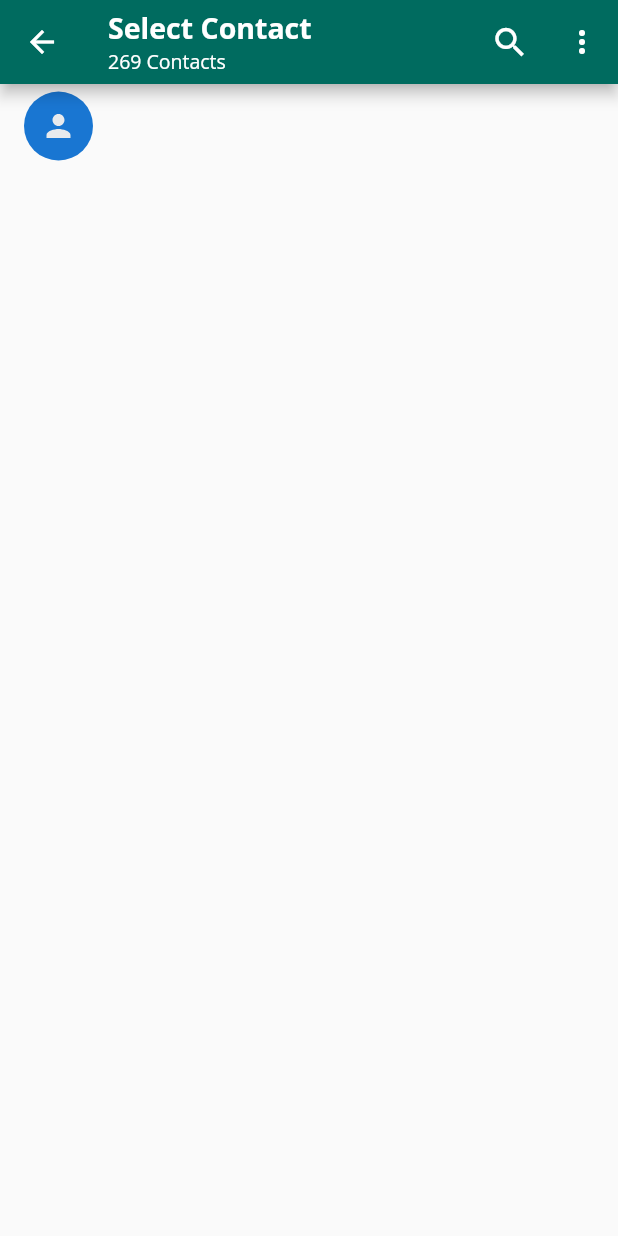
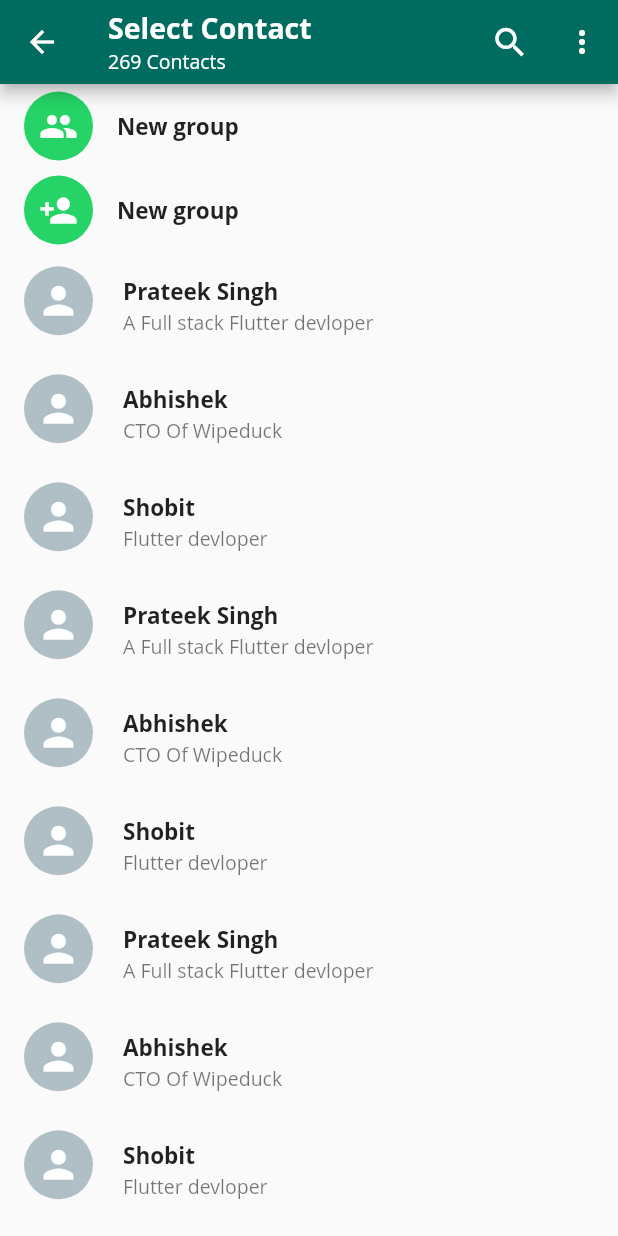
Before and after one commit to prateeksingh24/whatsapp_clone, a Flutter app: the SelectContact screen opened directly, on a phone screen of 412 x 824 dp. Run offline on Flutter 3.47's test engine with Material 3 defaults, Android fonts, the phone set to English and light mode, and no system bars; our stand-ins replace flutter_svg.

Commit message:
Group Page Added

```diff
--- /dev/null
+++ b/lib/CustomUi/ButtonCard.dart
@@ -0,0 +1,32 @@
+import 'package:flutter/material.dart';
+import 'package:flutter_svg/flutter_svg.dart';
+import 'package:whatsapp_clone/Model/ChatModel.dart';
+
+class ButtonCard extends StatelessWidget {
+  final String name;
+  final IconData icon;
+  const ButtonCard({
+    super.key,
+    required this.name,
+    required this.icon,
+  });
+
+  @override
+  Widget build(BuildContext context) {
+    return ListTile(
+      leading: CircleAvatar(
+        radius: 23,
+        backgroundColor: Color(0xFF25D366),
+        child: Icon(
+          icon,
+          size: 26,
+          color: Colors.white,
+        ),
+      ),
+      title: Text(
+        name,
+        style: TextStyle(fontSize: 15, fontWeight: FontWeight.bold),
+      ),
+    );
+  }
+}
--- a/lib/CustomUi/ContactCard.dart
+++ b/lib/CustomUi/ContactCard.dart
@@ -1,15 +1,52 @@
 import 'package:flutter/material.dart';
 import 'package:flutter_svg/flutter_svg.dart';
+import 'package:whatsapp_clone/Model/ChatModel.dart';
 
 class ContactCard extends StatelessWidget {
-  const ContactCard({super.key});
+  final ChatModel contact;
+  const ContactCard({super.key, required this.contact});
 
   @override
   Widget build(BuildContext context) {
     return ListTile(
-      leading: CircleAvatar(
-        radius: 23,
-        child: SvgPicture.asset('assets/person.svg'),
+      leading: Container(
+        height: 53,
+        width: 50,
+        child: Stack(
+          children: [
+            CircleAvatar(
+              radius: 23,
+              backgroundColor: Colors.blueGrey[200],
+              child: SvgPicture.asset(
+                'assets/person.svg',
+                height: 30,
+                width: 30,
+                color: Colors.white,
+              ),
+            ),
+            contact.select ? Positioned(
+              bottom: 4,
+              right: 5,
+              child: CircleAvatar(
+                backgroundColor: Colors.teal,
+                radius: 11,
+                child: Icon(
+                  Icons.check,
+                  color: Colors.white,
+                  size: 18,
+                ),
+              ),
+            ): Container(),
+          ],
+        ),
+      ),
+      title: Text(
+        contact.name,
+        style: TextStyle(fontSize: 15, fontWeight: FontWeight.bold),
+      ),
+      subtitle: Text(
+        contact.status!,
+        style: TextStyle(fontSize: 13),
       ),
     );
   }
--- a/lib/Model/ChatModel.dart
+++ b/lib/Model/ChatModel.dart
@@ -1,16 +1,19 @@
 class ChatModel {
   String name;
   String icon;
-  bool isGroup;
+  bool? isGroup;
   String time;
   String currentMessage;
+  String? status;
+  bool select = false;
 
   ChatModel({
     required this.name,
     required this.icon,
     required this.currentMessage,
-    required this.isGroup,
-    required this.time
-
+    this.isGroup,
+    required this.time,
+    this.status,
+    this.select = false,
   });
 }
--- a/lib/Screens/SelectContact.dart
+++ b/lib/Screens/SelectContact.dart
@@ -1,5 +1,8 @@
 import 'package:flutter/material.dart';
+import 'package:whatsapp_clone/CustomUi/ButtonCard.dart';
 import 'package:whatsapp_clone/CustomUi/ContactCard.dart';
+import 'package:whatsapp_clone/Model/ChatModel.dart';
+import 'package:whatsapp_clone/Screens/CreateGroup.dart';
 
 class SelectContact extends StatefulWidget {
   const SelectContact({super.key});
@@ -11,6 +14,81 @@ class SelectContact extends StatefulWidget {
 class _SelectContactState extends State<SelectContact> {
   @override
   Widget build(BuildContext context) {
+    List<ChatModel> contacts = [
+      ChatModel(
+          name: "Prateek Singh",
+          icon: "",
+          currentMessage: "",
+          time: "",
+          status: "A Full stack Flutter devloper"),
+      ChatModel(
+          name: "Abhishek",
+          icon: "",
+          currentMessage: "",
+          time: "",
+          status: "CTO Of Wipeduck"),
+      ChatModel(
+          name: "Shobit",
+          icon: "",
+          currentMessage: "",
+          time: "",
+          status: "Flutter devloper"),
+      ChatModel(
+          name: "Prateek Singh",
+          icon: "",
+          currentMessage: "",
+          time: "",
+          status: "A Full stack Flutter devloper"),
+      ChatModel(
+          name: "Abhishek",
+          icon: "",
+          currentMessage: "",
+          time: "",
+          status: "CTO Of Wipeduck"),
+      ChatModel(
+          name: "Shobit",
+          icon: "",
+          currentMessage: "",
+          time: "",
+          status: "Flutter devloper"),
+      ChatModel(
+          name: "Prateek Singh",
+          icon: "",
+          currentMessage: "",
+          time: "",
+          status: "A Full stack Flutter devloper"),
+      ChatModel(
+          name: "Abhishek",
+          icon: "",
+          currentMessage: "",
+          time: "",
+          status: "CTO Of Wipeduck"),
+      ChatModel(
+          name: "Shobit",
+          icon: "",
+          currentMessage: "",
+          time: "",
+          status: "Flutter devloper"),
+      ChatModel(
+          name: "Prateek Singh",
+          icon: "",
+          currentMessage: "",
+          time: "",
+          status: "A Full stack Flutter devloper"),
+      ChatModel(
+          name: "Abhishek",
+          icon: "",
+          currentMessage: "",
+          time: "",
+          status: "CTO Of Wipeduck"),
+      ChatModel(
+          name: "Shobit",
+          icon: "",
+          currentMessage: "",
+          time: "",
+          status: "Flutter devloper"),
+    ];
+
     return Scaffold(
       appBar: AppBar(
         title: Column(
@@ -58,10 +136,30 @@ class _SelectContactState extends State<SelectContact> {
           })
         ],
       ),
-      body: ListView(
-        children: [
-          ContactCard(),
-        ],
+      body: ListView.builder(
+        itemCount: contacts.length + 2,
+        itemBuilder: (context, index) {
+          if (index == 0) {
+            return InkWell(
+              onTap: () {
+                Navigator.push(context,
+                    MaterialPageRoute(builder: (builder) => CreateGroup()));
+              },
+              child: ButtonCard(
+                name: 'New group',
+                icon: Icons.group,
+              ),
+            );
+          } else if (index == 1) {
+            return ButtonCard(
+              name: 'New group',
+              icon: Icons.person_add,
+            );
+          }
+          return ContactCard(
+            contact: contacts[index - 2],
+          );
+        },
       ),
     );
   }
--- a/pubspec.yaml
+++ b/pubspec.yaml
@@ -38,6 +38,9 @@ dependencies:
   flutter_svg: ^2.0.10+1
   emoji_picker_flutter: ^2.2.0
   shared_preferences: ^2.2.3
+  camera: ^0.11.0+1
+  path_provider: ^2.1.3
+  path: ^1.9.0
 
 dev_dependencies:
   flutter_test:
```
Also changed, not shown: lib/CustomUi/AvtarCard.dart (added, +56 -0 lines), lib/CustomUi/CustomCard.dart (+4 -4 lines), lib/Screens/CreateGroup.dart (added, +182 -0 lines), lib/Screens/individualPage.dart (+2 -5 lines), pubspec.lock, 1 other file.
